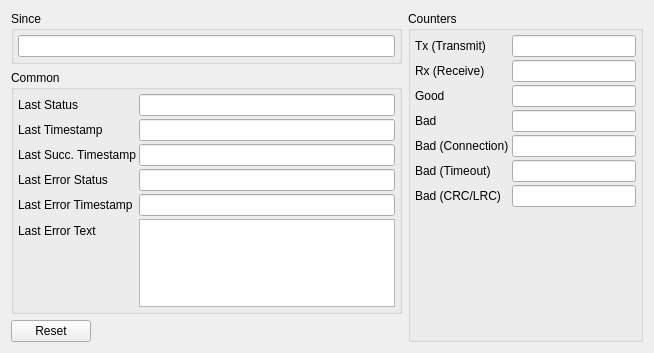
First picture: the form in src/client/gui/statistics/client_devicestatisticsui.ui, repository pipichen-rgb/ModbusTools-2025, before the edit.
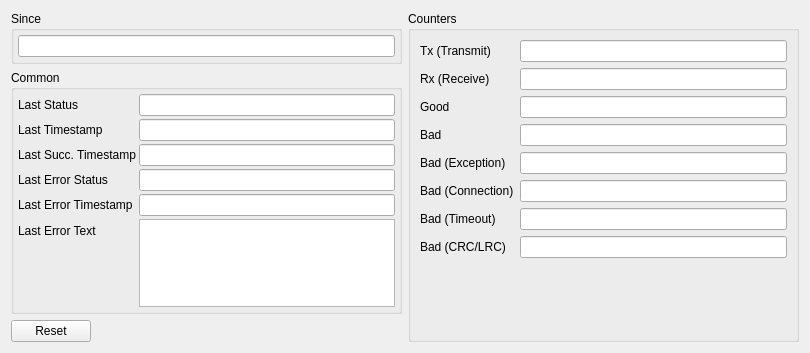
Second picture: the form after the edit.

Commit message: Add statistics Client/Server Port/Device Standard exception count

```diff
--- a/src/client/gui/statistics/client_devicestatisticsui.ui
+++ b/src/client/gui/statistics/client_devicestatisticsui.ui
@@ -6,7 +6,7 @@
    <rect>
     <x>0</x>
     <y>0</y>
-    <width>654</width>
+    <width>810</width>
     <height>353</height>
    </rect>
   </property>
@@ -194,25 +194,7 @@
        <property name="title">
         <string>Counters</string>
        </property>
-       <layout class="QFormLayout" name="formLayout_2">
-        <property name="horizontalSpacing">
-         <number>3</number>
-        </property>
-        <property name="verticalSpacing">
-         <number>3</number>
-        </property>
-        <property name="leftMargin">
-         <number>4</number>
-        </property>
-        <property name="topMargin">
-         <number>4</number>
-        </property>
-        <property name="rightMargin">
-         <number>4</number>
-        </property>
-        <property name="bottomMargin">
-         <number>4</number>
-        </property>
+       <layout class="QFormLayout" name="formLayout">
         <item row="0" column="0">
          <widget class="QLabel" name="label_6">
           <property name="text">
@@ -269,45 +251,59 @@
           </property>
          </widget>
         </item>
+        <item row="4" column="0">
+         <widget class="QLabel" name="label_13">
+          <property name="text">
+           <string>Bad (Exception)</string>
+          </property>
+         </widget>
+        </item>
         <item row="5" column="0">
+         <widget class="QLabel" name="label_11">
+          <property name="text">
+           <string>Bad (Connection)</string>
+          </property>
+         </widget>
+        </item>
+        <item row="6" column="0">
          <widget class="QLabel" name="label_9">
           <property name="text">
            <string>Bad (Timeout)</string>
           </property>
          </widget>
         </item>
-        <item row="5" column="1">
+        <item row="6" column="1">
          <widget class="QLineEdit" name="lnCountBadTimeout">
           <property name="readOnly">
            <bool>true</bool>
           </property>
          </widget>
         </item>
-        <item row="6" column="0">
+        <item row="7" column="0">
          <widget class="QLabel" name="label_10">
           <property name="text">
            <string>Bad (CRC/LRC)</string>
           </property>
          </widget>
         </item>
-        <item row="6" column="1">
+        <item row="7" column="1">
          <widget class="QLineEdit" name="lnCountBadCRC">
           <property name="readOnly">
            <bool>true</bool>
           </property>
          </widget>
         </item>
-        <item row="4" column="1">
+        <item row="5" column="1">
          <widget class="QLineEdit" name="lnCountBadConnection">
           <property name="readOnly">
            <bool>true</bool>
           </property>
          </widget>
         </item>
-        <item row="4" column="0">
-         <widget class="QLabel" name="label_11">
-          <property name="text">
-           <string>Bad (Connection)</string>
+        <item row="4" column="1">
+         <widget class="QLineEdit" name="lnCountBadStandard">
+          <property name="readOnly">
+           <bool>true</bool>
           </property>
          </widget>
         </item>
```
The commit also changes 18 other files.
